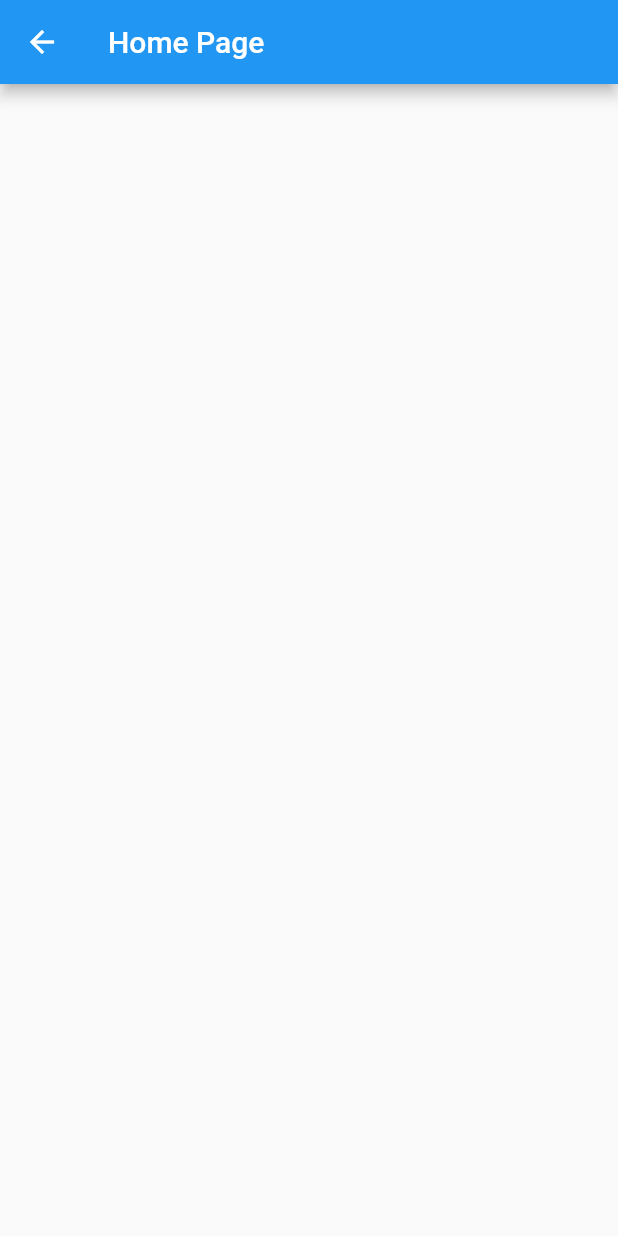
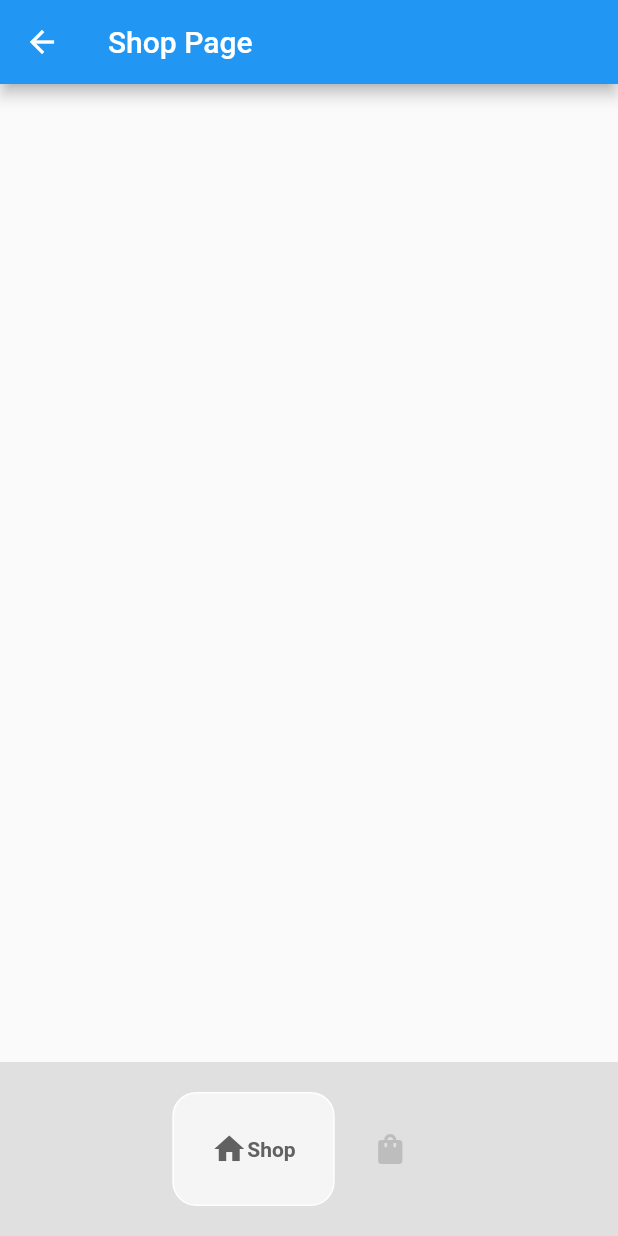
Before and after one commit to stDean/ecom_ui_flutter, a Flutter app: the HomeScreen screen opened directly, on a phone screen of 412 x 824 dp. Run offline on Flutter 3.47's test engine with Material 2 defaults, Android fonts, the phone set to English and light mode, and no system bars; drawn by our look-alikes of google_nav_bar.

Commit message:
add bottom nav with the google nav bar library, and used it to route between shop and cart pages

```diff
--- /dev/null
+++ b/lib/components/bottom_nav_bar.dart
@@ -0,0 +1,37 @@
+import 'package:flutter/material.dart';
+import 'package:google_nav_bar/google_nav_bar.dart';
+
+class MyBottomNavBar extends StatelessWidget {
+  MyBottomNavBar({
+    super.key,
+    required this.onTabChange,
+  });
+
+  void Function(int)? onTabChange;
+
+  @override
+  Widget build(BuildContext context) {
+    return Container(
+      padding: const EdgeInsets.symmetric(vertical: 20),
+      child: GNav(
+        color: Colors.grey[400],
+        activeColor: Colors.grey[700],
+        tabActiveBorder: Border.all(color: Colors.white),
+        tabBackgroundColor: Colors.grey.shade100,
+        mainAxisAlignment: MainAxisAlignment.center,
+        tabBorderRadius: 16,
+        onTabChange: (value) => onTabChange!(value),
+        tabs: const [
+          GButton(
+            icon: Icons.home,
+            text: "Shop",
+          ),
+          GButton(
+            icon: Icons.shopping_bag_rounded,
+            text: "Cart",
+          ),
+        ],
+      ),
+    );
+  }
+}
--- /dev/null
+++ b/lib/screens/cart_screen.dart
@@ -0,0 +1,14 @@
+import 'package:flutter/material.dart';
+
+class CartScreen extends StatelessWidget {
+  const CartScreen({super.key});
+
+  @override
+  Widget build(BuildContext context) {
+    return Scaffold(
+      appBar: AppBar(
+        title: const Text("Cart Page"),
+      ),
+    );
+  }
+}
--- a/lib/screens/home_screen.dart
+++ b/lib/screens/home_screen.dart
@@ -1,14 +1,43 @@
+import 'package:e_com/components/bottom_nav_bar.dart';
+import 'package:e_com/screens/cart_screen.dart';
+import 'package:e_com/screens/shop_screen.dart';
 import 'package:flutter/material.dart';
 
-class HomeScreen extends StatelessWidget {
+class HomeScreen extends StatefulWidget {
   const HomeScreen({super.key});
+
+  @override
+  State<HomeScreen> createState() => _HomeScreenState();
+}
+
+class _HomeScreenState extends State<HomeScreen> {
+  // this index controls the bottom nav bar
+  //0 == home and 1 == cart
+  int _selectedIdx = 0;
+
+  void navigateBottomBar(int index) {
+    setState(() {
+      _selectedIdx = index;
+    });
+  }
+
+  // Pages to navigate between
+  final List<Widget> _pages = [
+    // Shop Page
+    const ShopScreen(),
+
+    // Cart Page
+    const CartScreen()
+  ];
 
   @override
   Widget build(BuildContext context) {
     return Scaffold(
-      appBar: AppBar(
-        title: const Text("Home Page"),
+      backgroundColor: Colors.grey[300],
+      bottomNavigationBar: MyBottomNavBar(
+        onTabChange: (index) => navigateBottomBar(index),
       ),
+      body: _pages[_selectedIdx],
     );
   }
 }
--- /dev/null
+++ b/lib/screens/shop_screen.dart
@@ -0,0 +1,14 @@
+import 'package:flutter/material.dart';
+
+class ShopScreen extends StatelessWidget {
+  const ShopScreen({super.key});
+
+  @override
+  Widget build(BuildContext context) {
+    return Scaffold(
+      appBar: AppBar(
+        title: const Text("Shop Page"),
+      ),
+    );
+  }
+}
```
Also changed, not shown: pubspec.yaml (+3 -4 lines), pubspec.lock.
